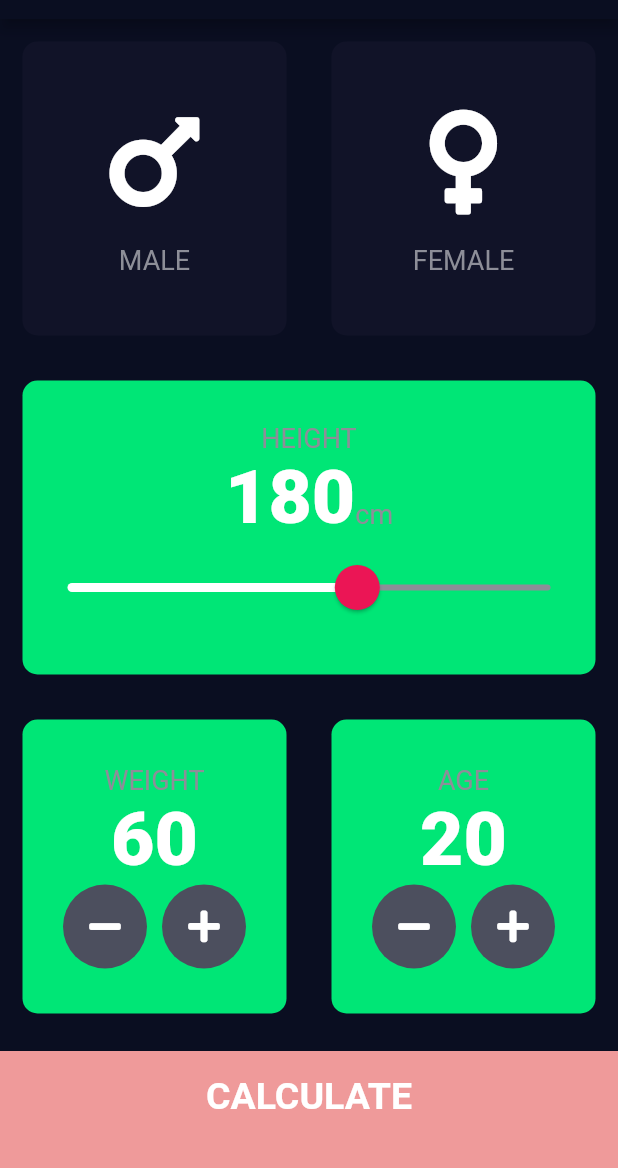
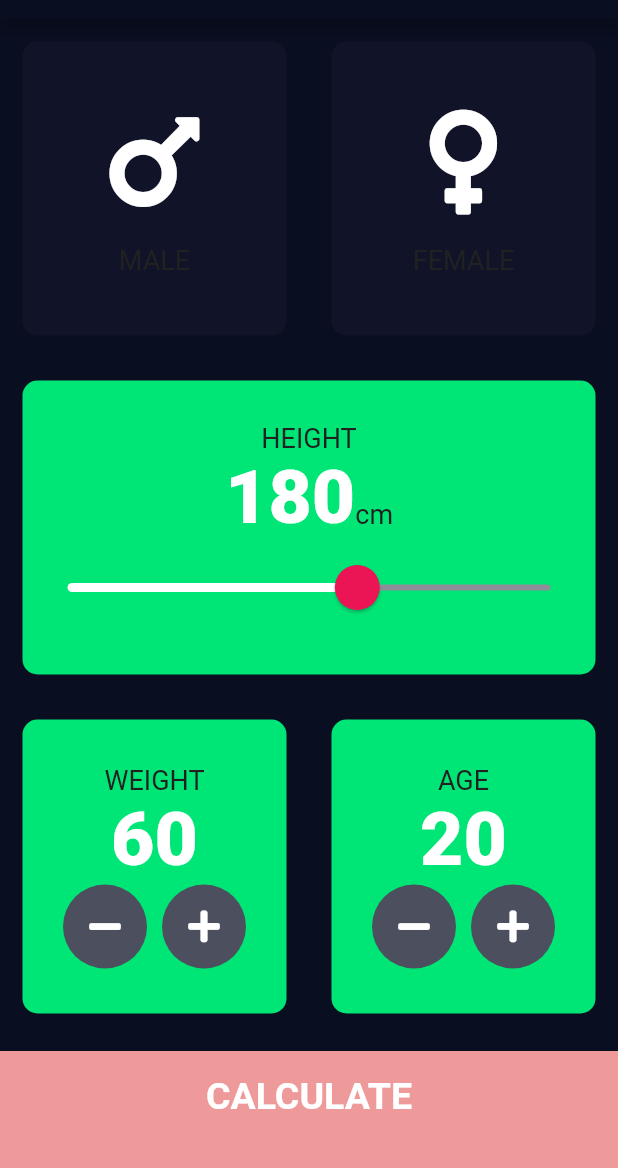
Before and after one commit to OxamaHxn/BMI-Calculator-Flutter-, a Flutter app: the screen it shows after launch, on a phone screen of 412 x 824 dp, the part 65-1233 px from its top. Run offline on Flutter 3.47's test engine with Material 2 defaults, Android fonts, the phone set to English and light mode, and no system bars; our stand-ins replace font_awesome_flutter.

Commit message:
Calculate card font color changed

```diff
--- a/lib/constants.dart
+++ b/lib/constants.dart
@@ -7,7 +7,7 @@ const kBottomContainerColour = Color(0xFFEf9a9a);
 
 const kLabelTextStyle = TextStyle(
   fontSize: 18.0,
-  color: Color(0xFF8D8E98),
+  color: Color(0xFF212121),
 );
 
 const kNumberTextStyle = TextStyle(
```
